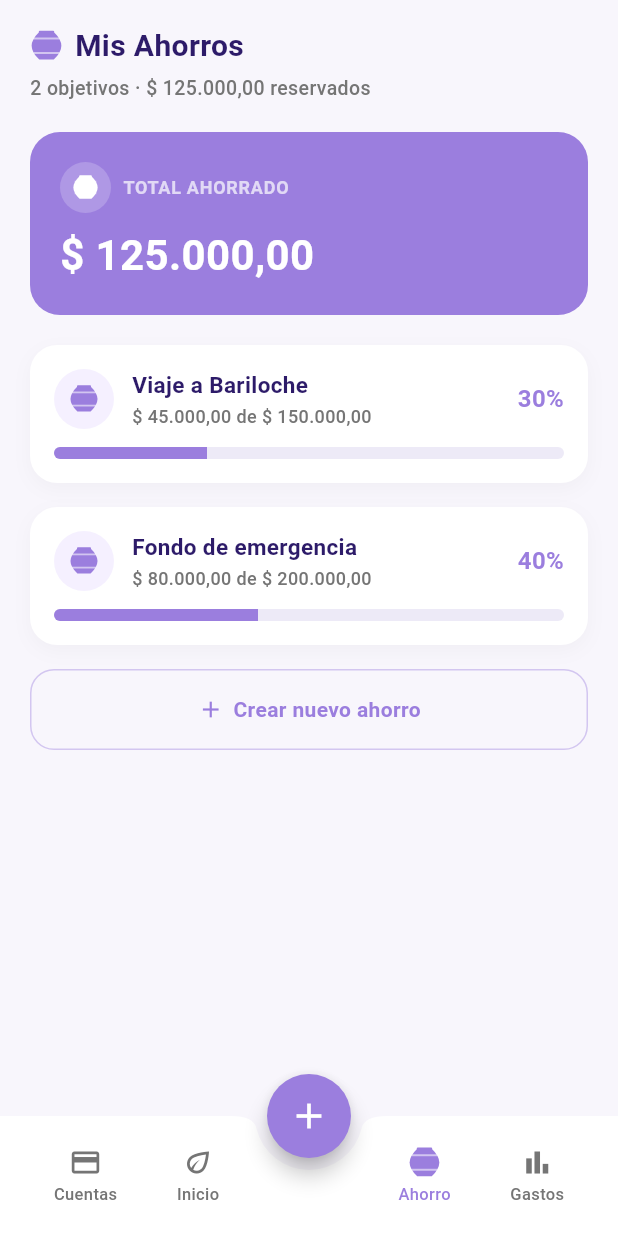
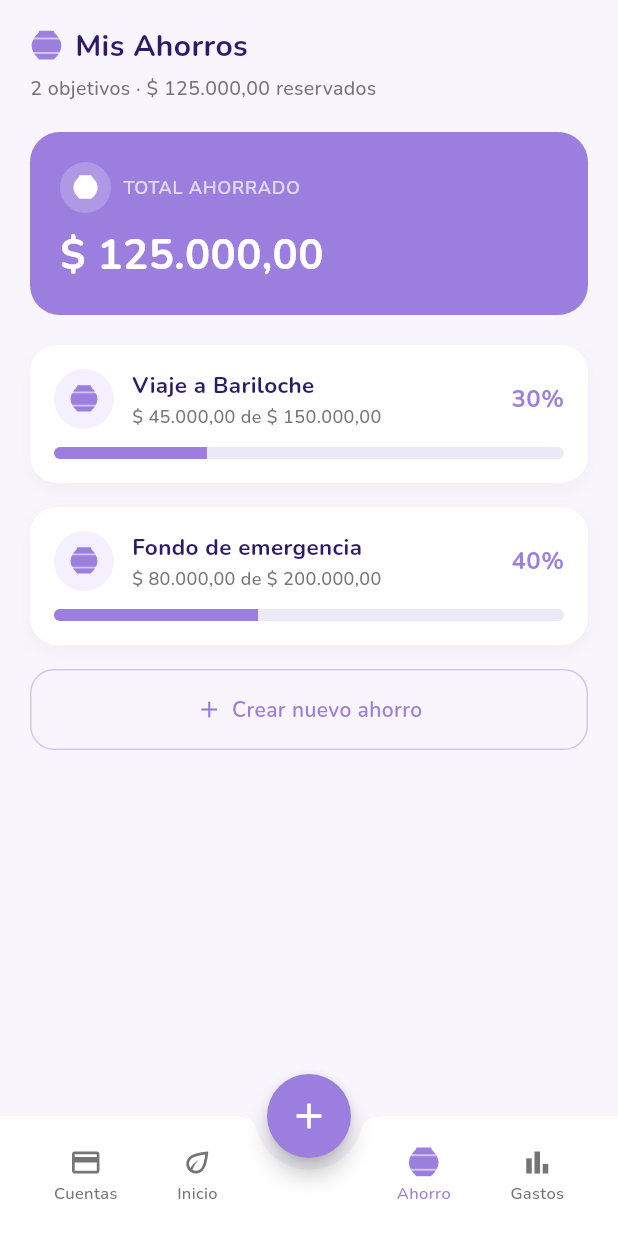
Before and after one commit to ginodisettimio/vitis, a Flutter app: the screen it shows after launch, on a phone screen of 412 x 824 dp. Run offline on Flutter 3.47's test engine with Material 3 defaults, Android fonts, the phone set to English and light mode, and no system bars.

Commit message:
agrego fontFamily Nunito al tema

```diff
--- a/lib/utils/app_theme.dart
+++ b/lib/utils/app_theme.dart
@@ -43,6 +43,7 @@ class AppTheme {
   static ThemeData get lightTheme {
     return ThemeData(
       useMaterial3: true,
+      fontFamily: 'Nunito',
       brightness: Brightness.light,
       primaryColor: primary,
       scaffoldBackgroundColor: bgLight,
@@ -106,6 +107,7 @@ class AppTheme {
     // ... (El resto del darkTheme se mantiene igual)
     return ThemeData(
       useMaterial3: true,
+      fontFamily: 'Nunito',
       brightness: Brightness.dark,
       primaryColor: primary,
       scaffoldBackgroundColor: bgDark,
@@ -132,18 +134,9 @@ class AppTheme {
           color: Colors.white,
           fontWeight: FontWeight.w900,
         ),
-        titleLarge: TextStyle(
-          color: Colors.white,
-          fontWeight: FontWeight.w900,
-        ),
-        bodyLarge: TextStyle(
-          color: Colors.white,
-          fontWeight: FontWeight.w600,
-        ),
-        bodyMedium: TextStyle(
-          color: textGrey,
-          fontWeight: FontWeight.w500,
-        ),
+        titleLarge: TextStyle(color: Colors.white, fontWeight: FontWeight.w900),
+        bodyLarge: TextStyle(color: Colors.white, fontWeight: FontWeight.w600),
+        bodyMedium: TextStyle(color: textGrey, fontWeight: FontWeight.w500),
       ),
       inputDecorationTheme: InputDecorationTheme(
         filled: true,
```
